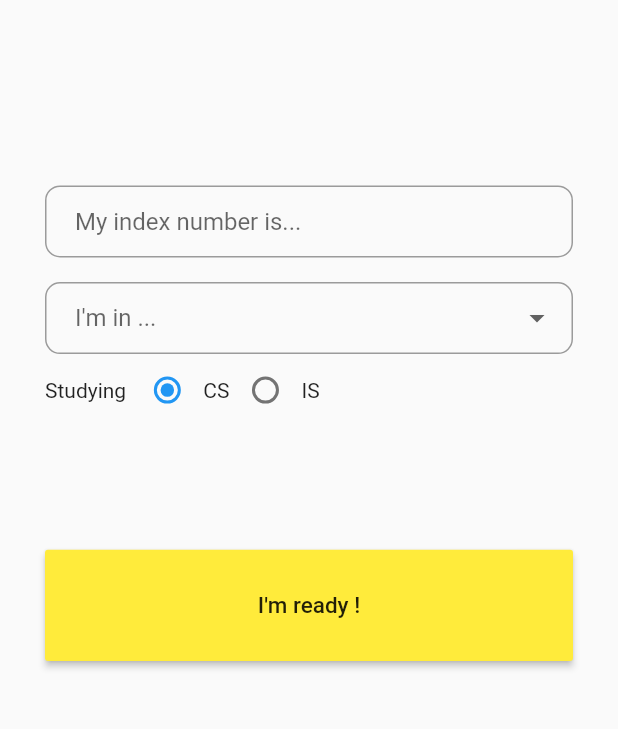
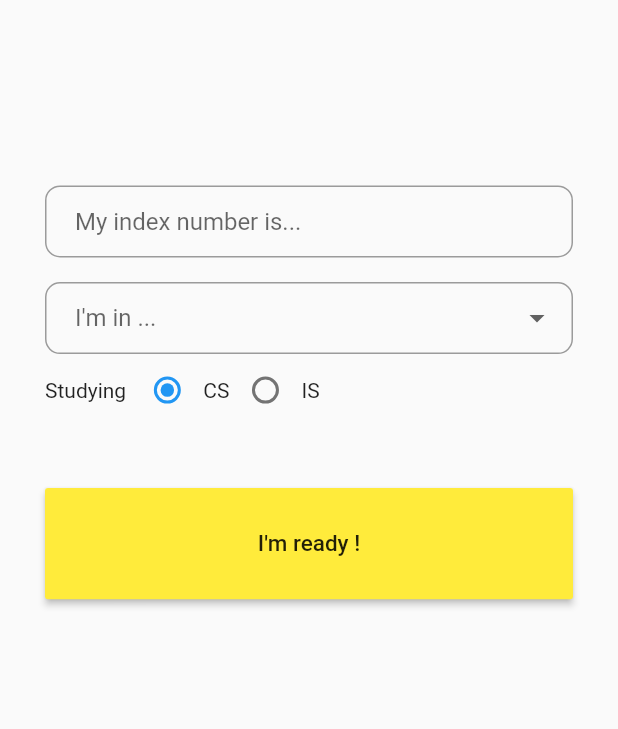
Before and after one commit to UdithaIshan/ShowMyGPA-app, a Flutter app: the screen it shows after launch, on a phone screen of 412 x 824 dp, the part 412-1141 px from its top. Run offline on Flutter 3.47's test engine with Material 2 defaults, Android fonts, the phone set to English and light mode, and no system bars; our stand-ins replace cloud_firestore, firebase_auth, firebase_core, google_sign_in, shared_preferences; accounts and stored records are empty.

Commit message:
height changed

```diff
--- a/lib/welcome_screen.dart
+++ b/lib/welcome_screen.dart
@@ -165,7 +165,7 @@ class _WelcomeScreenState extends State<WelcomeScreen> {
                         ),
                       ),
                       SizedBox(
-                        height: MediaQuery.of(context).size.height * 0.1,
+                        height: MediaQuery.of(context).size.height * 0.05,
                       ),
                       MaterialButton(
                         onPressed: () async {
```
